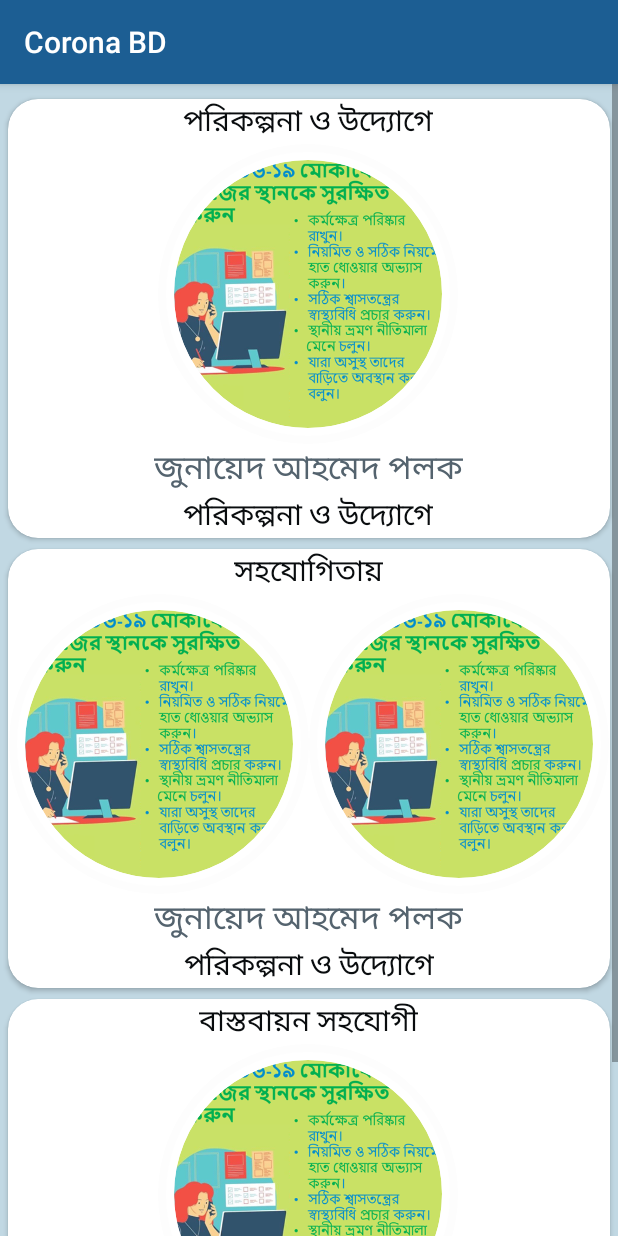
After one commit to AIFahim/Corona_Informative_App, an Android app: the Information screen opened directly, with no data from a screen before it, on a phone screen of 412 x 824 dp. The commit adds this screen. Run offline under Robolectric (Android 15) with nearby library versions, the phone set to English and light mode, and no system bars; our stand-ins replace CircleImageView.

Commit message:
Added I (information button) in action bar and Updating Information Page

```diff
--- a/app/build.gradle
+++ b/app/build.gradle
@@ -32,6 +32,7 @@ dependencies {
     androidTestImplementation 'androidx.test.ext:junit:1.1.1'
     androidTestImplementation 'androidx.test.espresso:espresso-core:3.2.0'
     implementation 'com.ramotion.paperonboarding:paper-onboarding:1.1.3'
+    implementation 'de.hdodenhof:circleimageview:3.1.0'
 
     implementation "androidx.cardview:cardview:1.0.0"
     implementation 'com.github.smarteist:autoimageslider:1.2.0'
--- /dev/null
+++ b/app/src/main/java/com/manoj/coronaui/Information.java
@@ -0,0 +1,15 @@
+package com.manoj.coronaui;
+
+import androidx.appcompat.app.AppCompatActivity;
+
+import android.os.Bundle;
+
+public class Information extends AppCompatActivity {
+
+    @Override
+    protected void onCreate(Bundle savedInstanceState) {
+        super.onCreate(savedInstanceState);
+        setContentView(R.layout.activity_information);
+
+    }
+}
--- a/app/src/main/java/com/manoj/coronaui/MainActivity.java
+++ b/app/src/main/java/com/manoj/coronaui/MainActivity.java
@@ -14,6 +14,9 @@ import android.content.pm.PackageManager;
 import android.net.Uri;
 import android.os.Bundle;
 import android.view.LayoutInflater;
+import android.view.Menu;
+import android.view.MenuInflater;
+import android.view.MenuItem;
 import android.view.View;
 import android.view.ViewGroup;
 
@@ -22,6 +25,7 @@ import android.widget.Button;
 import android.widget.ImageView;
 import android.widget.ListView;
 import android.widget.TextView;
+import android.widget.Toast;
 
 
 import com.github.aakira.expandablelayout.ExpandableRelativeLayout;
@@ -63,6 +67,35 @@ public class MainActivity extends AppCompatActivity {
         AllCall();
 
  }
+
+
+  //////////////////////////////// For Top Left Menu /////////////////////////////////////////////
+
+    @Override
+    public boolean onCreateOptionsMenu(Menu menu) {
+        MenuInflater inflater = getMenuInflater();
+        inflater.inflate(R.menu.i_button_menu, menu);
+        return true;
+    }
+
+    @Override
+    public boolean onOptionsItemSelected(@NonNull MenuItem item) {
+        if(item.getItemId() == R.id.ibutton) {
+            Intent intent = new Intent(MainActivity.this, Information.class);
+            startActivity(intent);
+        }
+        //Toast.makeText(this, ""+"Matha Nosto"+" "+item.getItemId(), Toast.LENGTH_SHORT).show();
+        /*else
+            Toast.makeText(this, ""+"Matha Tikase"+" "+item.getItemId()+" "+R.menu.i_button_menu, Toast.LENGTH_SHORT).show();*/
+
+        return super.onOptionsItemSelected(item);
+    }
+
+
+    //////////////////////////////// For Top Left Menu /////////////////////////////////////////////
+
+
+
 
     private void AllCall() {
         HotlineCall();
--- /dev/null
+++ b/app/src/main/res/drawable/info.xml
@@ -0,0 +1,9 @@
+<vector xmlns:android="http://schemas.android.com/apk/res/android"
+        android:width="50dp"
+        android:height="50dp"
+        android:viewportWidth="24.0"
+        android:viewportHeight="24.0">
+    <path
+        android:fillColor="#FAFAFA"
+        android:pathData="M12,2C6.48,2 2,6.48 2,12s4.48,10 10,10 10,-4.48 10,-10S17.52,2 12,2zM13,17h-2v-6h2v6zM13,9h-2L11,7h2v2z"/>
+</vector>
--- /dev/null
+++ b/app/src/main/res/drawable/shadow_circular.xml
@@ -0,0 +1,6 @@
+<?xml version="1.0" encoding="utf-8"?>
+<shape xmlns:android="http://schemas.android.com/apk/res/android"
+    android:shape="oval">
+    <solid android:color="#FDFDFD" />
+    <corners android:radius="5dp" />
+</shape>
--- /dev/null
+++ b/app/src/main/res/layout/activity_information.xml
@@ -0,0 +1,254 @@
+<?xml version="1.0" encoding="utf-8"?>
+<LinearLayout xmlns:android="http://schemas.android.com/apk/res/android"
+    xmlns:app="http://schemas.android.com/apk/res-auto"
+    xmlns:tools="http://schemas.android.com/tools"
+    android:layout_width="match_parent"
+    android:layout_height="match_parent"
+    android:orientation="vertical"
+    tools:context=".Information"
+    android:background="#C1D8E3"
+    >
+
+
+    <ScrollView
+        android:layout_width="match_parent"
+        android:layout_height="match_parent"
+        >
+
+        <LinearLayout
+            android:layout_width="match_parent"
+            android:layout_height="wrap_content"
+            android:orientation="vertical">
+
+            <androidx.cardview.widget.CardView
+                android:layout_marginTop="10dp"
+                android:layout_marginLeft="5dp"
+                android:layout_marginRight="5dp"
+                android:layout_marginBottom="@dimen/margin"
+                app:cardCornerRadius="@dimen/CornerRadius"
+                android:layout_width="match_parent"
+                android:layout_height="wrap_content"
+                >
+                <!--<ImageView
+                    android:layout_width="wrap_content"
+                    android:layout_height="wrap_content"
+                    android:src="@drawable/slide_four_img_eight"
+                    >
+                </ImageView>-->
+                <LinearLayout
+                    android:layout_width="wrap_content"
+                    android:layout_height="wrap_content"
+                    android:orientation="vertical"
+                    android:layout_gravity="center">
+
+                    <TextView
+                        android:gravity="center"
+                        android:layout_width="wrap_content"
+                        android:layout_height="wrap_content"
+                        android:hint="hsdfhjh"
+                        android:layout_gravity="center"
+                        android:textColor="#090C0E"
+                        android:textSize="20sp"
+                        android:text="@string/poricolpolaouddeg"
+                        ></TextView>
+
+                    <de.hdodenhof.circleimageview.CircleImageView
+                        android:background="@drawable/shadow_circular"
+                        android:padding="5dp"
+                        android:layout_gravity="center"
+                        xmlns:app="http://schemas.android.com/apk/res-auto"
+                        android:id="@+id/profile_image1"
+                        android:layout_width="200dp"
+                        android:layout_height="200dp"
+                        android:src="@drawable/slide_four_img_eight"
+                        app:civ_border_width="5dp"
+                        app:civ_border_color="#FFFFFF"/>
+
+                    <TextView
+                        android:gravity="center"
+                        android:layout_width="wrap_content"
+                        android:layout_height="wrap_content"
+                        android:hint="hsdfhjh"
+                        android:layout_gravity="center"
+                        android:textColor="#54636E"
+                        android:textSize="22sp"
+                        android:text="@string/Junayed"
+                        ></TextView>
+                    <TextView
+                        android:gravity="center"
+                        android:layout_width="wrap_content"
+                        android:layout_height="wrap_content"
+                        android:hint="hsdfhjh"
+                        android:layout_gravity="center"
+                        android:textColor="#090C0E"
+                        android:textSize="20sp"
+                        android:text="@string/poricolpolaouddeg"
+                        ></TextView>
+
+                </LinearLayout>
+
+    </androidx.cardview.widget.CardView>
+
+
+            <androidx.cardview.widget.CardView
+                style="@style/CardViewMarginone"
+                android:layout_marginBottom="@dimen/margin"
+                app:cardCornerRadius="@dimen/CornerRadius"
+                android:layout_width="match_parent"
+                android:layout_height="wrap_content"
+                >
+                <!--<ImageView
+                    android:layout_width="wrap_content"
+                    android:layout_height="wrap_content"
+                    android:src="@drawable/slide_four_img_eight"
+                    >
+                </ImageView>-->
+                <LinearLayout
+                    android:layout_width="wrap_content"
+                    android:layout_height="wrap_content"
+                    android:orientation="vertical"
+                    android:layout_gravity="center">
+
+                    <TextView
+                        android:gravity="center"
+                        android:layout_width="wrap_content"
+                        android:layout_height="wrap_content"
+                        android:hint="hsdfhjh"
+                        android:layout_gravity="center"
+                        android:textColor="#090C0E"
+                        android:textSize="20sp"
+                        android:text="@string/sohojugitai"
+                        ></TextView>
+
+                    <LinearLayout
+                        android:layout_width="wrap_content"
+                        android:layout_height="wrap_content"
+                        android:orientation="horizontal"
+                        >
+
+
+                    <de.hdodenhof.circleimageview.CircleImageView
+                        android:background="@drawable/shadow_circular"
+                        android:padding="5dp"
+                        android:layout_gravity="center"
+                        xmlns:app="http://schemas.android.com/apk/res-auto"
+                        android:id="@+id/profile_image2.1"
+                        android:layout_width="200dp"
+                        android:layout_height="200dp"
+                        android:src="@drawable/slide_four_img_eight"
+                        app:civ_border_width="5dp"
+                        app:civ_border_color="#FFFFFF"/>
+
+                        <de.hdodenhof.circleimageview.CircleImageView
+                        android:background="@drawable/shadow_circular"
+                        android:padding="5dp"
+                        android:layout_gravity="center"
+                        xmlns:app="http://schemas.android.com/apk/res-auto"
+                        android:id="@+id/profile_image2.2"
+                        android:layout_width="200dp"
+                        android:layout_height="200dp"
+                        android:src="@drawable/slide_four_img_eight"
+                        app:civ_border_width="5dp"
+                        app:civ_border_color="#FFFFFF"/>
+
+                    </LinearLayout>
+
+                    <TextView
+                        android:gravity="center"
+                        android:layout_width="wrap_content"
+                        android:layout_height="wrap_content"
+                        android:hint="hsdfhjh"
+                        android:layout_gravity="center"
+                        android:textColor="#54636E"
+                        android:textSize="22sp"
+                        android:text="@string/Junayed"
+                        ></TextView>
+                    <TextView
+                        android:gravity="center"
+                        android:layout_width="wrap_content"
+                        android:layout_height="wrap_content"
+                        android:hint="hsdfhjh"
+                        android:layout_gravity="center"
+                        android:textColor="#090C0E"
+                        android:textSize="20sp"
+                        android:text="@string/poricolpolaouddeg"
+                        ></TextView>
+
+                </LinearLayout>
+
+    </androidx.cardview.widget.CardView>
+            <androidx.cardview.widget.CardView
+                style="@style/CardViewMarginone"
+                android:layout_marginBottom="@dimen/margin"
+                app:cardCornerRadius="@dimen/CornerRadius"
+                android:layout_width="match_parent"
+                android:layout_height="wrap_content"
+                >
+                <!--<ImageView
+                    android:layout_width="wrap_content"
+                    android:layout_height="wrap_content"
+                    android:src="@drawable/slide_four_img_eight"
+                    >
+                </ImageView>-->
+                <LinearLayout
+                    android:layout_width="wrap_content"
+                    android:layout_height="wrap_content"
+                    android:orientation="vertical"
+                    android:layout_gravity="center">
+
+                    <TextView
+                        android:gravity="center"
+                        android:layout_width="wrap_content"
+                        android:layout_height="wrap_content"
+                        android:hint="hsdfhjh"
+                        android:layout_gravity="center"
+                        android:textColor="#090C0E"
+                        android:textSize="20sp"
+                        android:text="@string/bastobayonsohojugi"
+                        ></TextView>
+
+
+                    <de.hdodenhof.circleimageview.CircleImageView
+                        android:background="@drawable/shadow_circular"
+                        android:padding="5dp"
+                        android:layout_gravity="center"
+                        xmlns:app="http://schemas.android.com/apk/res-auto"
+                        android:id="@+id/profile_image3"
+                        android:layout_width="200dp"
+                        android:layout_height="200dp"
+                        android:src="@drawable/slide_four_img_eight"
+                        app:civ_border_width="5dp"
+                        app:civ_border_color="#FFFFFF"/>
+
+                    <TextView
+                        android:gravity="center"
+                        android:layout_width="wrap_content"
+                        android:layout_height="wrap_content"
+                        android:hint="hsdfhjh"
+                        android:layout_gravity="center"
+                        android:textColor="#54636E"
+                        android:textSize="22sp"
+                        android:text="@string/Junayed"
+                        ></TextView>
+                    <TextView
+                        android:gravity="center"
+                        android:layout_width="wrap_content"
+                        android:layout_height="wrap_content"
+                        android:hint="hsdfhjh"
+                        android:layout_gravity="center"
+                        android:textColor="#090C0E"
+                        android:textSize="20sp"
+                        android:text="@string/poricolpolaouddeg"
+                        ></TextView>
+
+                </LinearLayout>
+
+    </androidx.cardview.widget.CardView>
+
+
+        </LinearLayout>
+
+    </ScrollView>
+
+
+</LinearLayout>
--- /dev/null
+++ b/app/src/main/res/menu/i_button_menu.xml
@@ -0,0 +1,10 @@
+<?xml version="1.0" encoding="utf-8"?>
+<menu xmlns:android="http://schemas.android.com/apk/res/android"
+    xmlns:app="http://schemas.android.com/apk/res-auto">
+     <item android:id="@+id/ibutton"
+         android:icon="@drawable/info"
+         android:title="I button"
+         app:showAsAction="ifRoom">
+     </item>
+
+</menu>
--- a/app/src/main/res/values/dimens.xml
+++ b/app/src/main/res/values/dimens.xml
@@ -2,6 +2,6 @@
     <!-- Default screen margins, per the Android Design guidelines. -->
     <dimen name="activity_horizontal_margin">16dp</dimen>
     <dimen name="activity_vertical_margin">16dp</dimen>
-    <dimen name="CornerRadius">15dp</dimen>
+    <dimen name="CornerRadius">20dp</dimen>
     <dimen name="margin">2dp</dimen>
 </resources>
--- a/app/src/main/res/values/strings.xml
+++ b/app/src/main/res/values/strings.xml
@@ -11,6 +11,32 @@
     <string name="slidertextseven">গুজবে সচেতন হউন \t\t\t\t\t\t\t\t\t\t\t\t গুজবে সচেতন হউন</string>
 
 
+
+    ///// Title names of Information Page
+
+    <string name="poricolpolaouddeg">পরিকল্পনা ও উদ্যোগে</string>
+    <string name="sohojugitai">সহযোগিতায়</string>
+    <string name="bastobayonsohojugi">বাস্তবায়ন সহযোগী</string>
+
+    /////
+
+    ///// Characters names of Information Page
+
+    <string name="Junayed">জুনায়েদ আহমেদ পলক</string>
+
+    /////
+
+    ///// Designation of Information Page
+
+    <string name="ICTMinister">প্রতিমন্ত্রী, আইসিটি ডিভিশন</string>
+    <string name="Developer">Developer</string>
+
+    /////
+
+
+
+
+
     <string name="hotline">জরুরী যোগাযোগ</string>
 
 
```
Also changed, not shown: app/src/main/AndroidManifest.xml (+11 -5 lines).
